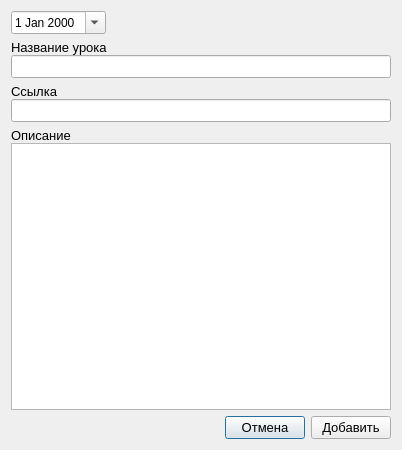
Qt form src/dialog/lessondialog.ui (Vladimirsky555/ItLib) before a commit.
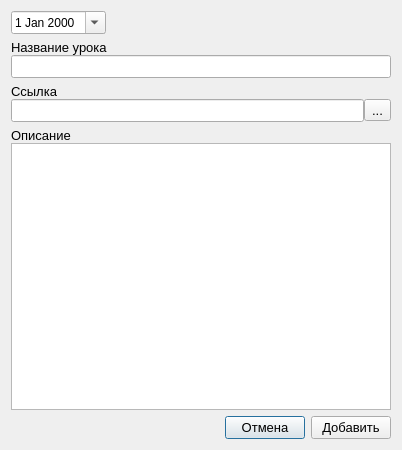
The same form after that commit. Icons and pictures are not drawn.

Commit message: Add youtube button

```diff
--- a/src/dialog/lessondialog.ui
+++ b/src/dialog/lessondialog.ui
@@ -84,6 +84,8 @@
       </widget>
      </item>
      <item>
+      <layout class="QHBoxLayout" name="horizontalLayout_3">
+       <item>
       <widget class="QLineEdit" name="edtLink">
        <property name="font">
         <font>
@@ -91,6 +93,25 @@
         </font>
        </property>
       </widget>
+       </item>
+       <item>
+        <widget class="QToolButton" name="btnToYouTube">
+         <property name="font">
+          <font>
+           <pointsize>10</pointsize>
+          </font>
+         </property>
+         <property name="text">
+          <string>...</string>
+         </property>
+         <property name="icon">
+          <iconset>
+           <normalon>:/images/y.png</normalon>
+          </iconset>
+         </property>
+        </widget>
+       </item>
+      </layout>
      </item>
     </layout>
    </item>
```
Lines whose indentation alone changed are shown as unchanged. The commit also changes 4 other files.
